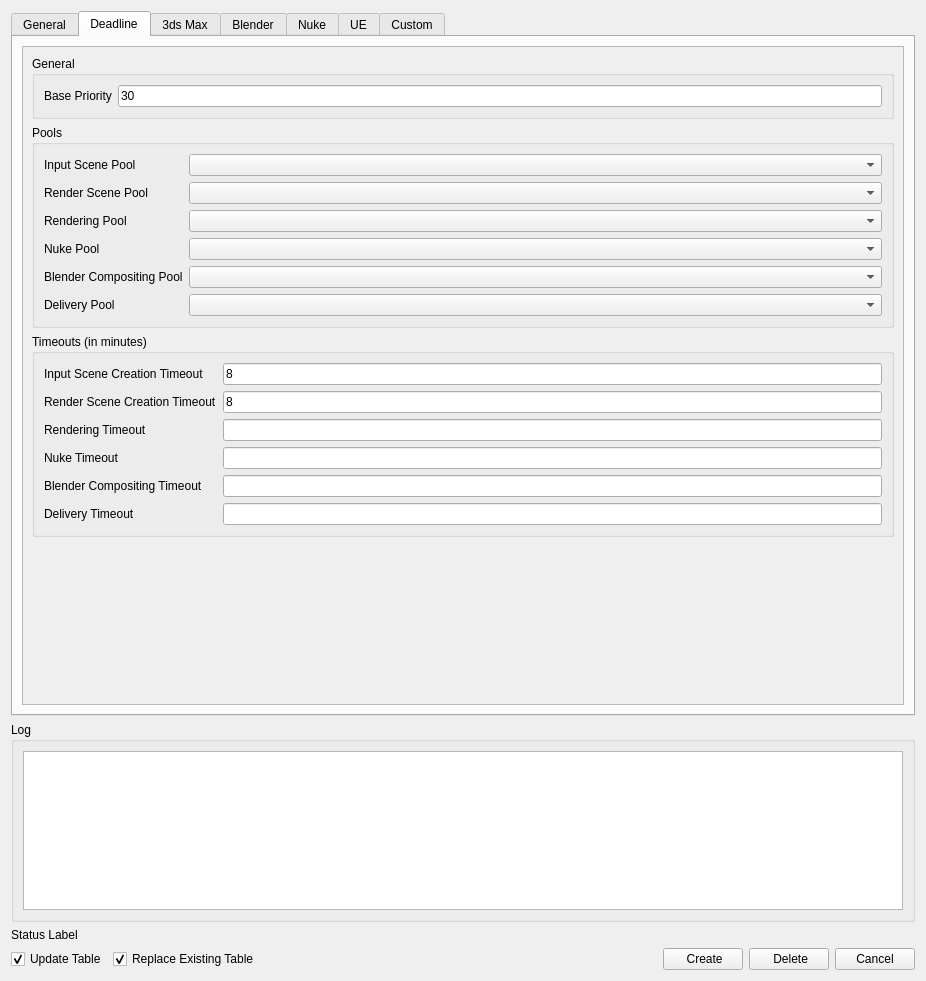
Qt form plugins/RenderingPipelinePlugin/assets/renderingPipeline.ui (compix/MetadataManager) before a commit.
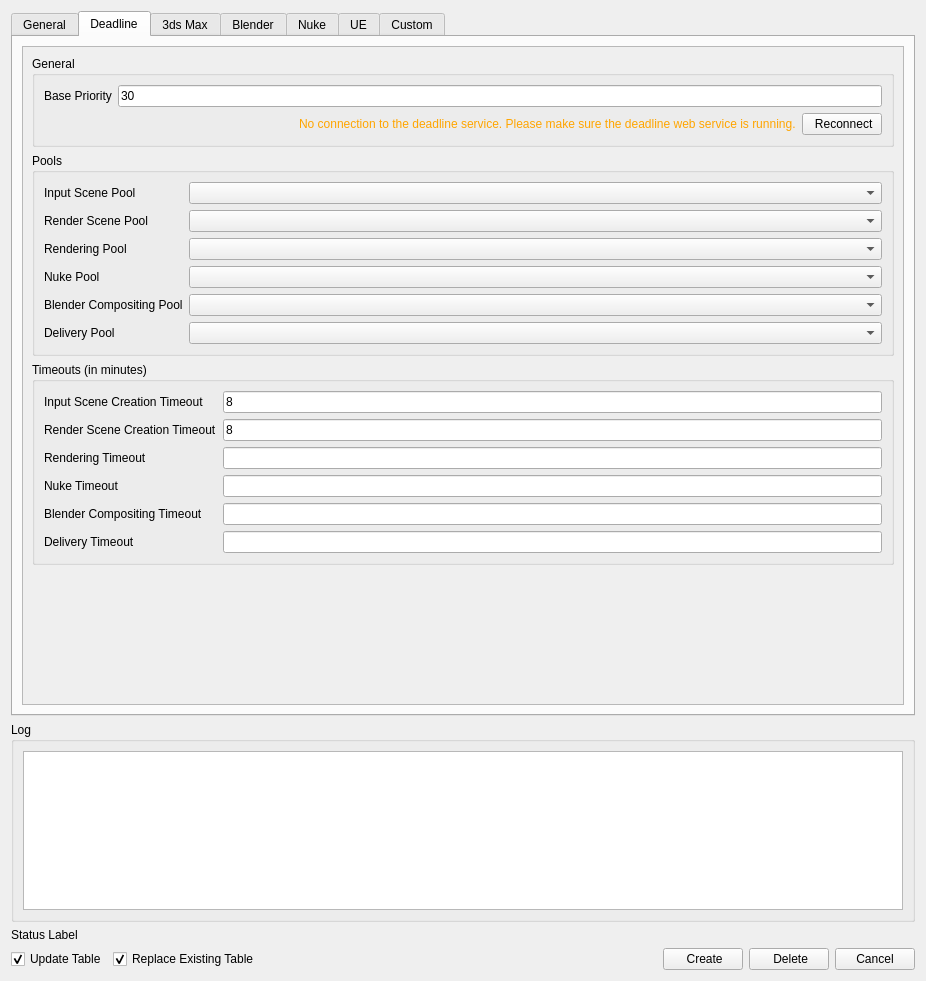
The same form after that commit. The open tabs and pages were chosen to show the change. Icons and pictures are not drawn.

Commit message: Show reconnection hint and button in deadline tab if not connected to the deadline web service

The edit to the form file:
```diff
--- a/plugins/RenderingPipelinePlugin/assets/renderingPipeline.ui
+++ b/plugins/RenderingPipelinePlugin/assets/renderingPipeline.ui
@@ -1145,6 +1145,51 @@
                    </item>
                   </layout>
                  </item>
+                 <item alignment="Qt::AlignRight">
+                  <widget class="QFrame" name="deadlineConnectionStatusFrame">
+                   <property name="frameShape">
+                    <enum>QFrame::NoFrame</enum>
+                   </property>
+                   <property name="frameShadow">
+                    <enum>QFrame::Raised</enum>
+                   </property>
+                   <layout class="QHBoxLayout" name="horizontalLayout">
+                    <property name="leftMargin">
+                     <number>0</number>
+                    </property>
+                    <property name="topMargin">
+                     <number>0</number>
+                    </property>
+                    <property name="rightMargin">
+                     <number>0</number>
+                    </property>
+                    <property name="bottomMargin">
+                     <number>0</number>
+                    </property>
+                    <item alignment="Qt::AlignLeft">
+                     <widget class="QLabel" name="deadlineConnectionStatusLabel">
+                      <property name="styleSheet">
+                       <string notr="true">color: orange</string>
+                      </property>
+                      <property name="text">
+                       <string>No connection to the deadline service. Please make sure the deadline web service is running.</string>
+                      </property>
+                     </widget>
+                    </item>
+                    <item>
+                     <widget class="QPushButton" name="deadlineReconnectButton">
+                      <property name="text">
+                       <string> Reconnect</string>
+                      </property>
+                      <property name="icon">
+                       <iconset resource="../../../assets/resource_files/resources.qrc">
+                        <normaloff>:/icons/refresh.png</normaloff>:/icons/refresh.png</iconset>
+                      </property>
+                     </widget>
+                    </item>
+                   </layout>
+                  </widget>
+                 </item>
                 </layout>
                </widget>
               </item>
```
Left out of the diff: 3 changed lines with no effect on the pictures. The commit also changes 2 other files.
